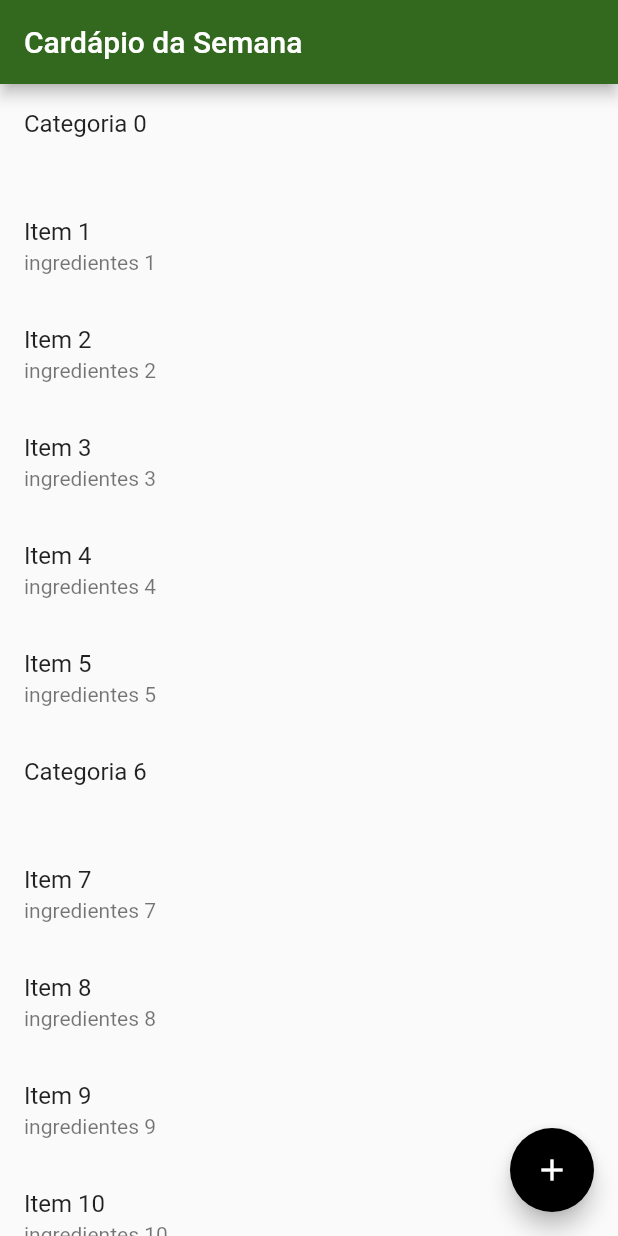
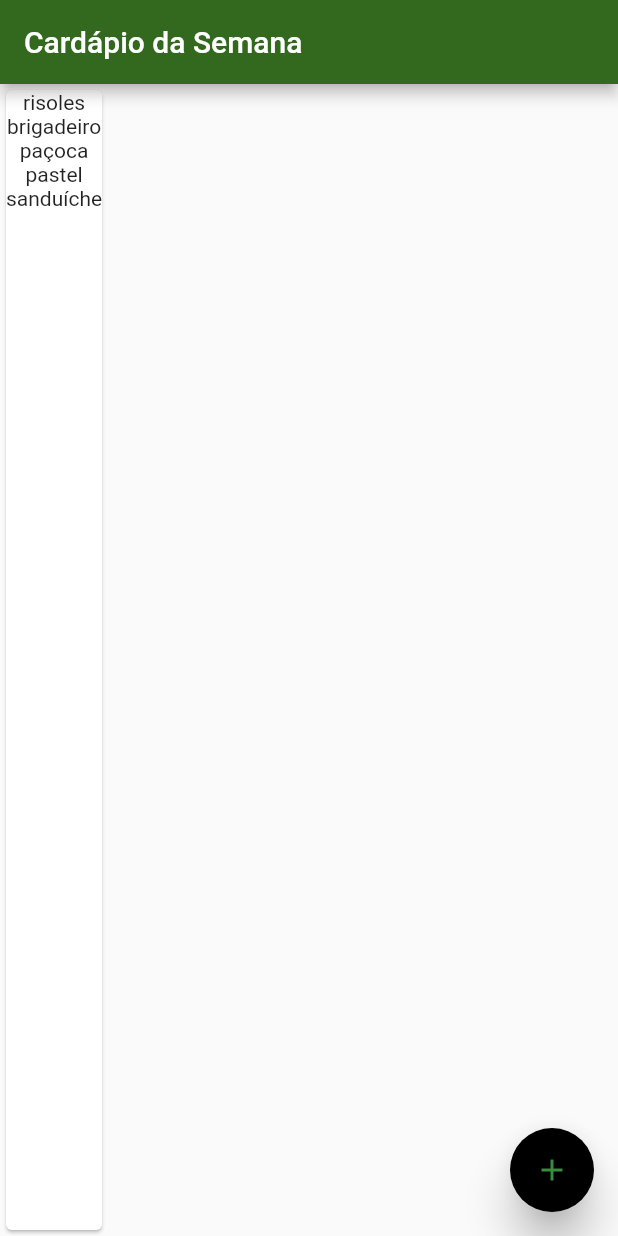
Before and after one commit to Nataliaartini/prog_I, a Flutter app: the screen it shows after launch, on a phone screen of 412 x 824 dp. Run offline on Flutter 3.47's test engine with Material 2 defaults, Android fonts, the phone set to English and light mode, and no system bars; Roboto replaces fonts that are missing (RobotoMono).

Commit message:
adiciona lista de itens no body

```diff
--- a/app/menu/lib/main.dart
+++ b/app/menu/lib/main.dart
@@ -35,24 +35,27 @@ class MyApp extends StatelessWidget {
           title: const Text("Cardápio da Semana"),
           backgroundColor: Colors.lightGreen[900],
         ),
-        body: ListView.builder(
-          // Let the ListView know how many items it needs to build.
-          itemCount: items.length,
-          // Provide a builder function. This is where the magic happens.
-          // Convert each item into a widget based on the type of item it is.
-          itemBuilder: (context, index) {
-            final item = items[index];
-            return ListTile(
-              title: item.buildTitle(context),
-              subtitle: item.buildSubtitle(context),
-            );
-          },
+        body: Card(
+          child: Column(
+            children: [
+              Text("risoles"),
+              Text("brigadeiro"),
+              Text("paçoca"),
+              Text("pastel"),
+              Text("sanduíche"),
+            ],
+          ),
         ),
         floatingActionButton: FloatingActionButton(
           onPressed: (){
             //ADD CODE PRESSED BUTTON
           },
           backgroundColor: Colors.black,
+          tooltip: "Adicionar item na lista",
+          elevation: 12,
+          highlightElevation: 50,
+          foregroundColor: Colors.green[700],
+
           child: const Icon(Icons.add),
         ),
       ),
```
